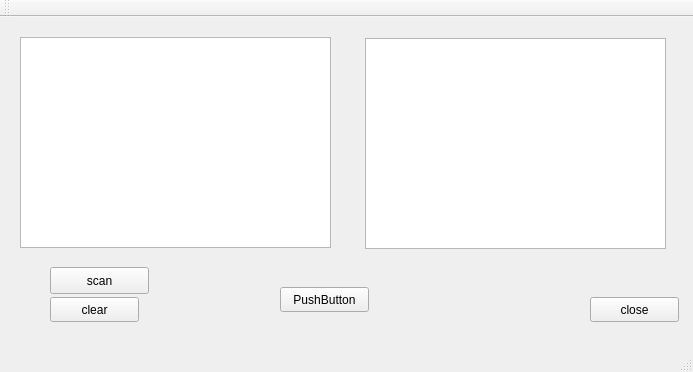
MohamedA-M-Hassan/tiny-language-scanner-Compilers-using-QT, file mainwindow.ui: the form before one commit.
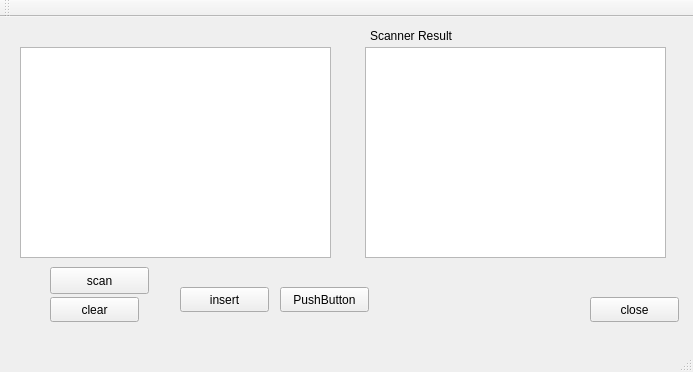
The form after the commit.

Commit message: add insert from file

```diff
--- a/mainwindow.ui
+++ b/mainwindow.ui
@@ -18,7 +18,7 @@
     <property name="geometry">
      <rect>
       <x>20</x>
-      <y>20</y>
+      <y>30</y>
       <width>311</width>
       <height>211</height>
      </rect>
@@ -41,7 +41,7 @@
     <property name="geometry">
      <rect>
       <x>365</x>
-      <y>21</y>
+      <y>30</y>
       <width>301</width>
       <height>211</height>
      </rect>
@@ -86,6 +86,51 @@
      <string>clear</string>
     </property>
    </widget>
+   <widget class="QPushButton" name="pushButton_5">
+    <property name="geometry">
+     <rect>
+      <x>180</x>
+      <y>270</y>
+      <width>89</width>
+      <height>25</height>
+     </rect>
+    </property>
+    <property name="text">
+     <string>insert</string>
+    </property>
+   </widget>
+   <widget class="QLabel" name="label_2">
+    <property name="geometry">
+     <rect>
+      <x>370</x>
+      <y>10</y>
+      <width>101</width>
+      <height>17</height>
+     </rect>
+    </property>
+    <property name="text">
+     <string>Scanner Result</string>
+    </property>
+   </widget>
+   <widget class="QWidget" name="">
+    <property name="geometry">
+     <rect>
+      <x>20</x>
+      <y>10</y>
+      <width>131</width>
+      <height>19</height>
+     </rect>
+    </property>
+    <layout class="QHBoxLayout" name="horizontalLayout">
+     <item>
+      <widget class="QLabel" name="label">
+       <property name="text">
+        <string>insert code to scan:</string>
+       </property>
+      </widget>
+     </item>
+    </layout>
+   </widget>
   </widget>
   <widget class="QMenuBar" name="menuBar">
    <property name="geometry">
```
The commit also changes 3 other files.
